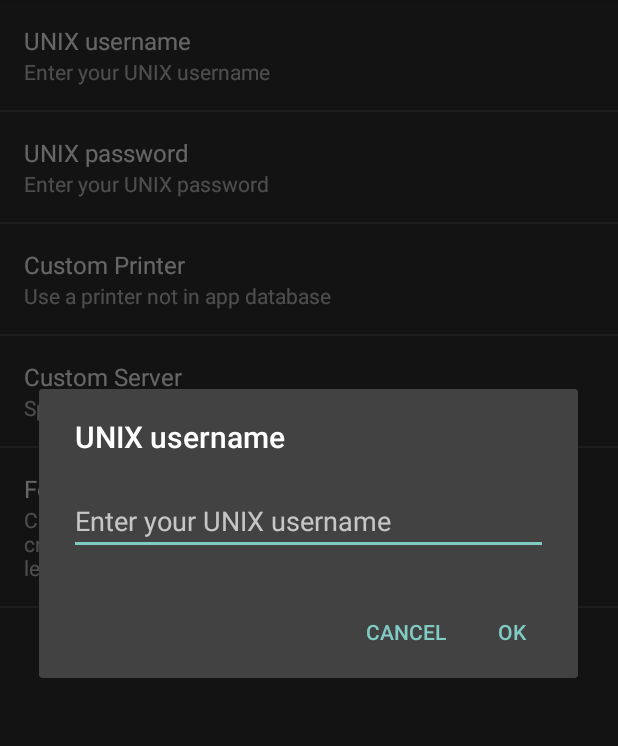
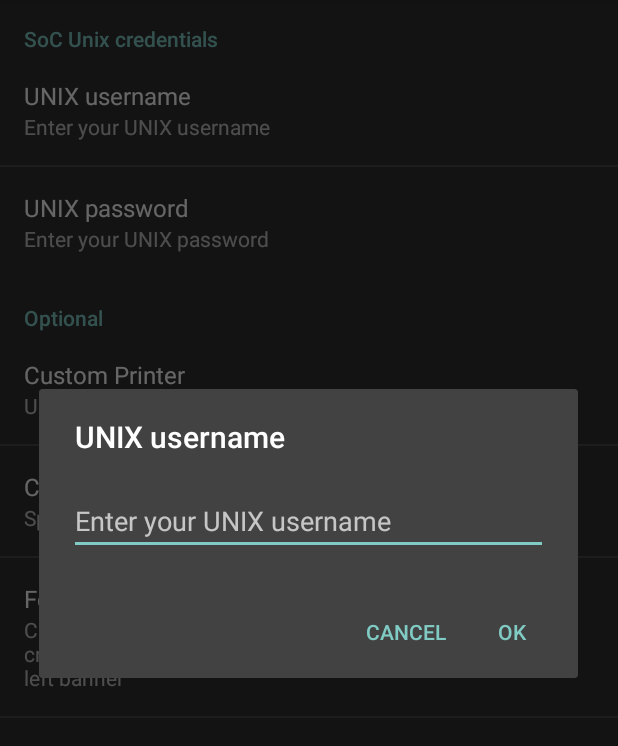
Before and after one commit to yeokm1/nus-soc-print, an Android app: the fragment SettingsFragment shown on its own in the app's theme, after a tap on "UNIX username", on a phone screen of 412 x 824 dp, the part 84-830 px from its top. Run offline under Robolectric (Android 15) with nearby library versions, the light colour scheme and no system bars; 1 statement that could not run was skipped.

Commit message:
settings categories

```diff
--- a/app/src/main/res/layout/fragment_settings.xml
+++ b/app/src/main/res/layout/fragment_settings.xml
@@ -3,6 +3,9 @@
 
     android:layout_width="match_parent"
     android:layout_height="match_parent">
+
+    <PreferenceCategory
+        android:title="@string/settings_category_sunfire" />
 
     <EditTextPreference
         android:hint="@string/settings_username_hint"
@@ -16,6 +19,9 @@
         android:key="@string/settings_password_key"
         android:summary="@string/settings_password_summary"
         android:title="@string/settings_password_title" />
+
+    <PreferenceCategory
+        android:title="@string/settings_category_optional" />
 
     <EditTextPreference
         android:hint="@string/settings_printer_hint"
--- a/app/src/main/res/values/strings.xml
+++ b/app/src/main/res/values/strings.xml
@@ -54,6 +54,7 @@
     <string name="quota_refresh_text">Refreshing Print Quota…</string>
 
     <!-- Settings Fragment -->
+    <string name="settings_category_sunfire">SoC Unix credentials</string>
     <string name="settings_username_title">UNIX username</string>
     <string name="settings_username_summary">Enter your UNIX username</string>
     <string name="settings_username_hint">Enter your UNIX username</string>
@@ -62,6 +63,7 @@
     <string name="settings_password_summary">Enter your UNIX password</string>
     <string name="settings_password_hint">Enter your UNIX password</string>
     <string name="settings_password_key">password_preference</string>
+    <string name="settings_category_optional">Optional</string>
     <string name="settings_printer_title">Custom Printer</string>
     <string name="settings_printer_summary">Use a printer not in app database</string>
     <string name="settings_printer_hint">Enter your custom printer here</string>
```
